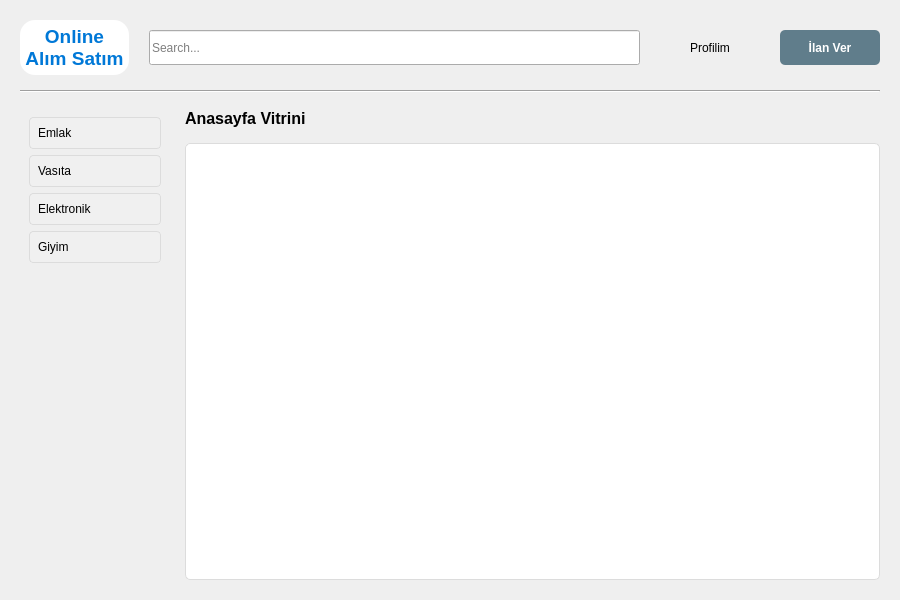
Above: anasayfa.ui from Online-Alim-Satim-Platformu/Online-Alim-Satim-Platformu before the change. Below: the same form after it.
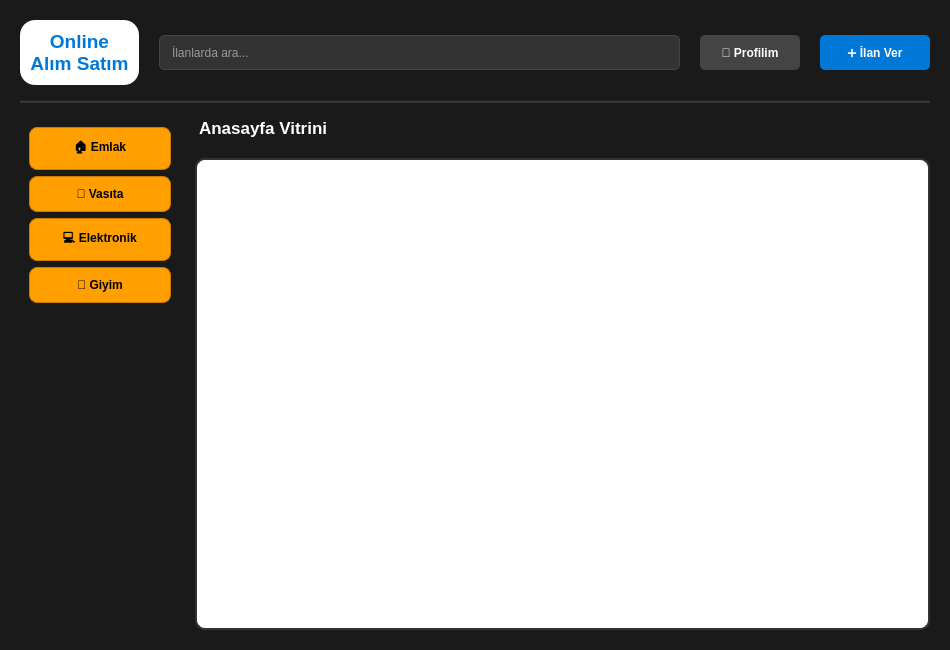
That is the form after the change.

Commit message:
en_son_hali
en_son_hali

The edit to the form file:
```diff
--- a/anasayfa.ui
+++ b/anasayfa.ui
@@ -6,13 +6,16 @@
    <rect>
     <x>0</x>
     <y>0</y>
-    <width>900</width>
-    <height>600</height>
+    <width>950</width>
+    <height>650</height>
    </rect>
   </property>
   <property name="windowTitle">
    <string>Ana Sayfa - Online Alışveriş Platformu</string>
   </property>
+  <property name="styleSheet">
+   <string>background-color: #1a1a1a; color: white;</string>
+  </property>
   <layout class="QVBoxLayout" name="verticalLayout">
    <property name="spacing">
     <number>15</number>
@@ -43,7 +46,7 @@
         </font>
        </property>
        <property name="styleSheet">
-        <string>color: #0078D7; background-color: white; padding: 5px; border-radius: 15px;</string>
+        <string>color: #0078D7; background-color: white; padding: 10px; border-radius: 15px;</string>
        </property>
        <property name="text">
         <string>Online
@@ -62,8 +65,11 @@
          <height>35</height>
         </size>
        </property>
+       <property name="styleSheet">
+        <string>background-color: #333333; color: white; border: 1px solid #444444; border-radius: 5px; padding-left: 10px;</string>
+       </property>
        <property name="placeholderText">
-        <string>Search...</string>
+        <string>İlanlarda ara...</string>
        </property>
       </widget>
      </item>
@@ -78,11 +84,12 @@
        <property name="cursor">
         <cursorShape>PointingHandCursor</cursorShape>
        </property>
-       <property name="text">
-        <string>Profilim</string>
+       <property name="styleSheet">
+        <string>QPushButton { background-color: #444444; color: white; border-radius: 5px; font-weight: bold; }
+QPushButton:hover { background-color: #555555; }</string>
        </property>
-       <property name="flat">
-        <bool>true</bool>
+       <property name="text">
+        <string>👤 Profilim</string>
        </property>
       </widget>
      </item>
@@ -90,7 +97,7 @@
       <widget class="QPushButton" name="btnIlanVer">
        <property name="minimumSize">
         <size>
-         <width>100</width>
+         <width>110</width>
          <height>35</height>
         </size>
        </property>
@@ -103,10 +110,11 @@
         <cursorShape>PointingHandCursor</cursorShape>
        </property>
        <property name="styleSheet">
-        <string>background-color: #607D8B; color: white; border-radius: 5px;</string>
+        <string>QPushButton { background-color: #0078D7; color: white; border-radius: 5px; padding: 5px; }
+QPushButton:hover { background-color: #005a9e; }</string>
        </property>
        <property name="text">
-        <string>İlan Ver</string>
+        <string>➕ İlan Ver</string>
        </property>
       </widget>
      </item>
@@ -117,6 +125,9 @@
      <property name="orientation">
       <enum>Qt::Orientation::Horizontal</enum>
      </property>
+     <property name="styleSheet">
+      <string>background-color: #333333;</string>
+     </property>
     </widget>
    </item>
    <item>
@@ -125,19 +136,32 @@
       <widget class="QFrame" name="frameSidebar">
        <property name="minimumSize">
         <size>
-         <width>150</width>
+         <width>160</width>
          <height>0</height>
         </size>
        </property>
        <property name="maximumSize">
         <size>
-         <width>150</width>
+         <width>160</width>
          <height>16777215</height>
         </size>
        </property>
        <property name="styleSheet">
-        <string>QPushButton { background-color: #f0f0f0; border: 1px solid #dcdcdc; padding: 8px; border-radius: 4px; text-align: left; }
-QPushButton:hover { background-color: #0078D7; color: white; }</string>
+        <string>QPushButton {
+    background-color: #FF9F00;
+    color: #000000;
+    border: 1px solid #CC7A00;
+    padding: 10px;
+    border-radius: 8px;
+    font-weight: bold;
+    text-align: center;
+}
+QPushButton:hover {
+    background-color: #FFB84D;
+}
+QPushButton:pressed {
+    background-color: #E68A00;
+}</string>
        </property>
        <layout class="QVBoxLayout" name="verticalLayout_2">
         <item>
@@ -146,7 +170,7 @@
            <cursorShape>PointingHandCursor</cursorShape>
           </property>
           <property name="text">
-           <string>Emlak</string>
+           <string>🏠 Emlak</string>
           </property>
          </widget>
         </item>
@@ -156,7 +180,7 @@
            <cursorShape>PointingHandCursor</cursorShape>
           </property>
           <property name="text">
-           <string>Vasıta</string>
+           <string>🚗 Vasıta</string>
           </property>
          </widget>
         </item>
@@ -166,7 +190,7 @@
            <cursorShape>PointingHandCursor</cursorShape>
           </property>
           <property name="text">
-           <string>Elektronik</string>
+           <string>💻 Elektronik</string>
           </property>
          </widget>
         </item>
@@ -176,7 +200,7 @@
            <cursorShape>PointingHandCursor</cursorShape>
           </property>
           <property name="text">
-           <string>Giyim</string>
+           <string>👕 Giyim</string>
           </property>
          </widget>
         </item>
@@ -204,10 +228,13 @@
           <widget class="QLabel" name="lblVitrinBaslik">
            <property name="font">
             <font>
-             <pointsize>12</pointsize>
+             <pointsize>13</pointsize>
              <bold>true</bold>
             </font>
            </property>
+           <property name="styleSheet">
+            <string>color: white; margin-bottom: 5px;</string>
+           </property>
            <property name="text">
             <string>Anasayfa Vitrini</string>
            </property>
@@ -231,17 +258,31 @@
        <item>
         <widget class="QListWidget" name="listVitrin">
          <property name="styleSheet">
-          <string>background-color: #ffffff; border: 1px solid #dcdcdc; border-radius: 5px;</string>
+          <string>QListWidget {
+    background-color: #ffffff;
+    border: 2px solid #333333;
+    border-radius: 10px;
+    padding: 10px;
+    color: black;
+}
+QListWidget::item {
+    color: black;
+    font-weight: bold;
+    padding: 5px;
+}</string>
          </property>
          <property name="resizeMode">
           <enum>QListView::ResizeMode::Adjust</enum>
          </property>
          <property name="spacing">
-          <number>15</number>
+          <number>20</number>
          </property>
          <property name="viewMode">
           <enum>QListView::ViewMode::IconMode</enum>
          </property>
+         <property name="wordWrap">
+          <bool>true</bool>
+         </property>
         </widget>
        </item>
       </layout>
```
Left out of the diff: 12 changed lines with no effect on the pictures. The commit also changes 1 other file.
